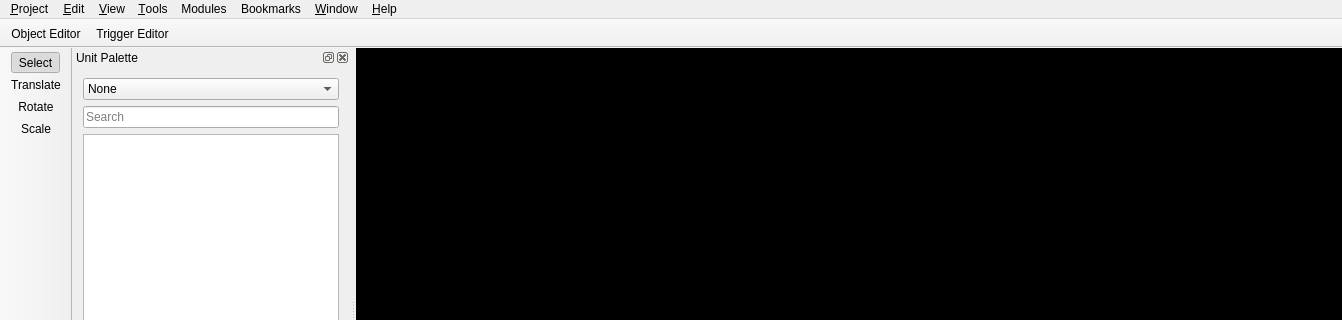
Kyoril/wow-pp, file tools/editor/ui/main_window.ui: the form before one commit; both pictures show x 0 to 1342 and y 0 to 320 of the 1342 by 838 pixel window.
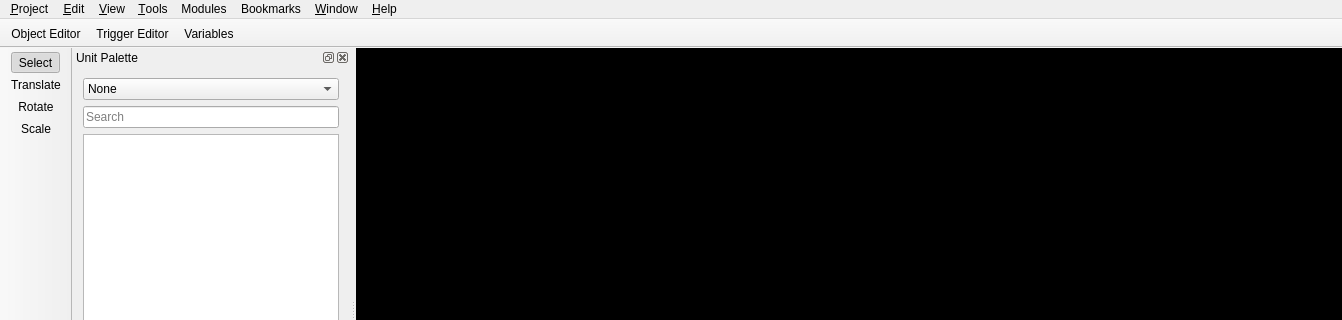
The form after the commit. Icons and pictures are not drawn.

Commit message:
Variable editor window added
Window is still empty

Diff of the .ui file:
```diff
--- a/tools/editor/ui/main_window.ui
+++ b/tools/editor/ui/main_window.ui
@@ -200,6 +200,7 @@
    </attribute>
    <addaction name="actionObjectEditor"/>
    <addaction name="actionTriggerEditor"/>
+   <addaction name="actionVariables"/>
   </widget>
   <widget class="QToolBar" name="toolBar_2">
    <property name="windowTitle">
@@ -448,6 +449,15 @@
     <string>Go To...</string>
    </property>
   </action>
+  <action name="actionVariables">
+   <property name="icon">
+    <iconset resource="../qrc/editor.qrc">
+     <normaloff>:/Variables.png</normaloff>:/Variables.png</iconset>
+   </property>
+   <property name="text">
+    <string>Variables</string>
+   </property>
+  </action>
   <actiongroup name="Movement">
    <action name="actionSelect">
     <property name="checkable">
```
The commit also changes 8 other files.
